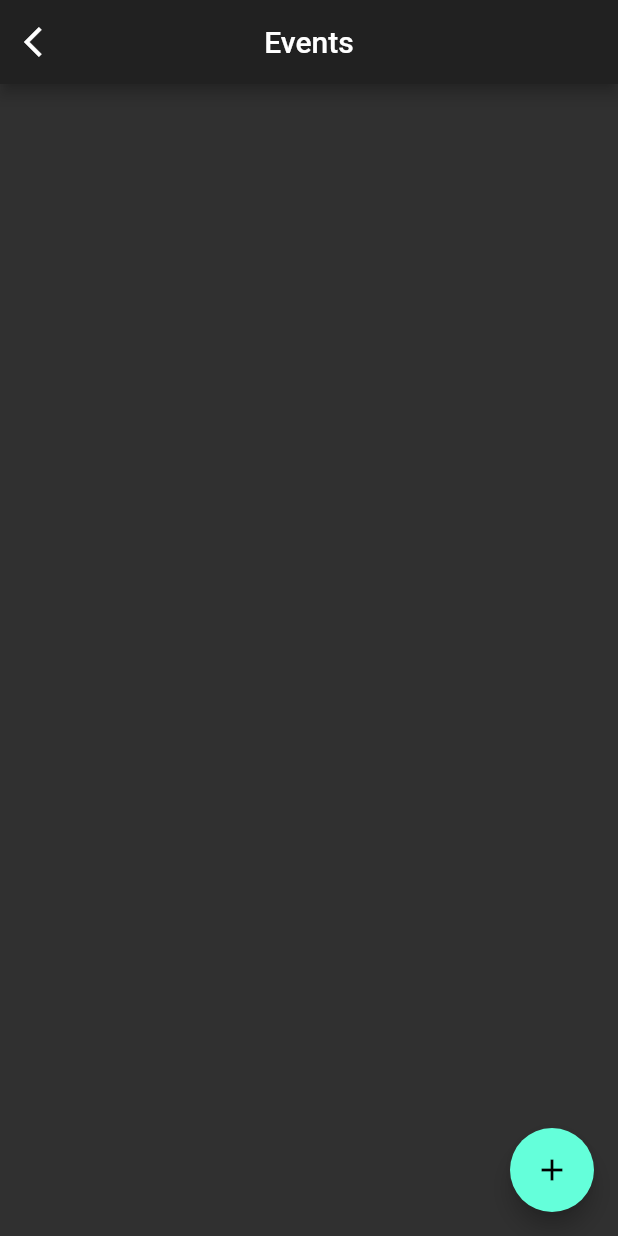
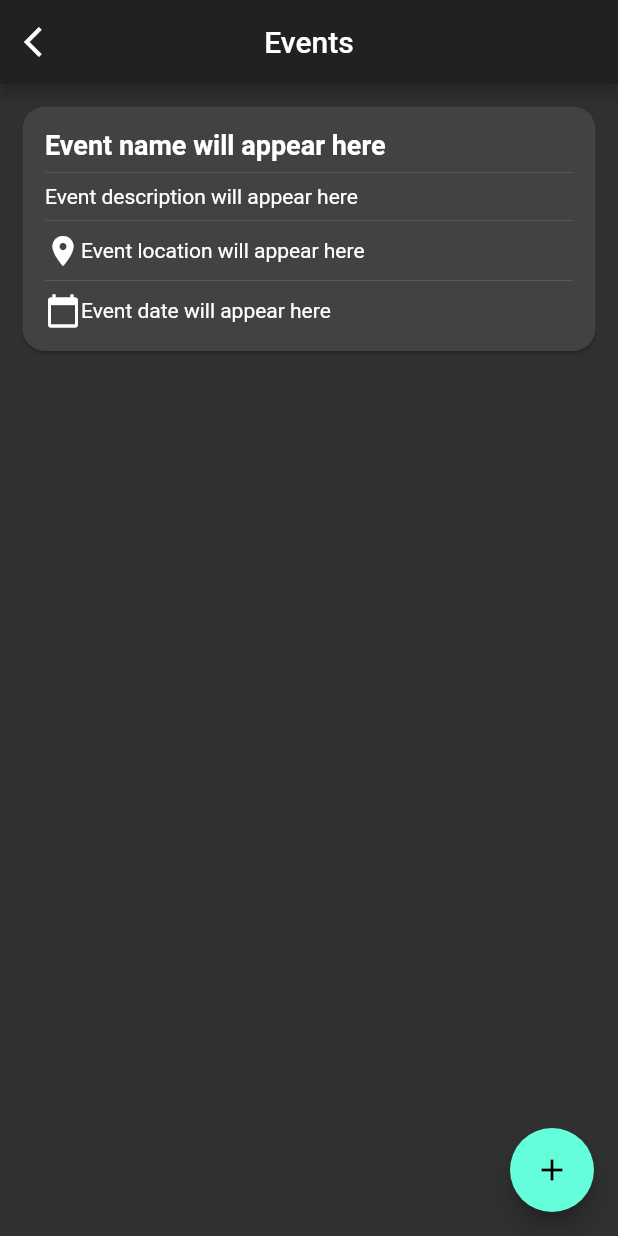
Before and after one commit to facubarafani/come_in, a Flutter app: the EventPage screen opened by its route, on a phone screen of 412 x 824 dp. Run offline on Flutter 3.47's test engine with Material 2 defaults, Android fonts, the phone set to English and light mode, and no system bars; our stand-ins replace camera.

Commit message:
Minor changes

```diff
--- a/lib/ui/events_page.dart
+++ b/lib/ui/events_page.dart
@@ -3,6 +3,44 @@ import 'package:flutter/material.dart';
 class EventPage extends StatefulWidget {
   @override
   _EventPageState createState() => _EventPageState();
+}
+
+Widget _buildEventCard() {
+  return Column(
+    children: [
+      Card(
+        shape: RoundedRectangleBorder(borderRadius: BorderRadius.circular(15)),
+        margin: EdgeInsets.all(15),
+        child: Padding(
+          padding: EdgeInsets.all(15.0),
+          child: Wrap(
+            children: [
+              Text(
+                'Event name will appear here',
+                style: TextStyle(fontSize: 18, fontWeight: FontWeight.bold),
+              ),
+              Divider(),
+              Text('Event description will appear here'),
+              Divider(),
+              Row(
+                children: [
+                  Icon(Icons.location_on),
+                  Text('Event location will appear here'),
+                ],
+              ),
+              Divider(),
+              Row(
+                children: [
+                  Icon(Icons.calendar_today),
+                  Text('Event date will appear here'),
+                ],
+              )
+            ],
+          ),
+        ),
+      )
+    ],
+  );
 }
 
 class _EventPageState extends State<EventPage> {
@@ -14,11 +52,10 @@ class _EventPageState extends State<EventPage> {
         title: Text('Events'),
         leading: IconButton(
           icon: Icon(Icons.arrow_back_ios),
-          onPressed: () {
-          },
+          onPressed: () {},
         ),
       ),
-      body: ListView(children: []),
+      body: ListView(children: [_buildEventCard()]),
       floatingActionButton: FloatingActionButton(
         onPressed: () {
           Navigator.of(context).pushNamed('/createevent');
--- a/lib/ui/home_page.dart
+++ b/lib/ui/home_page.dart
@@ -14,7 +14,13 @@ Widget _buildUserCard() {
         child: Padding(
           padding: EdgeInsets.all(15),
           child: Wrap(
-            children: [Text('User'), Divider()],
+            children: [
+              Text(
+                'User will appear here',
+                style: TextStyle(fontSize: 18, fontWeight: FontWeight.bold),
+              ),
+              Divider()
+            ],
           ),
         ),
       )
```
